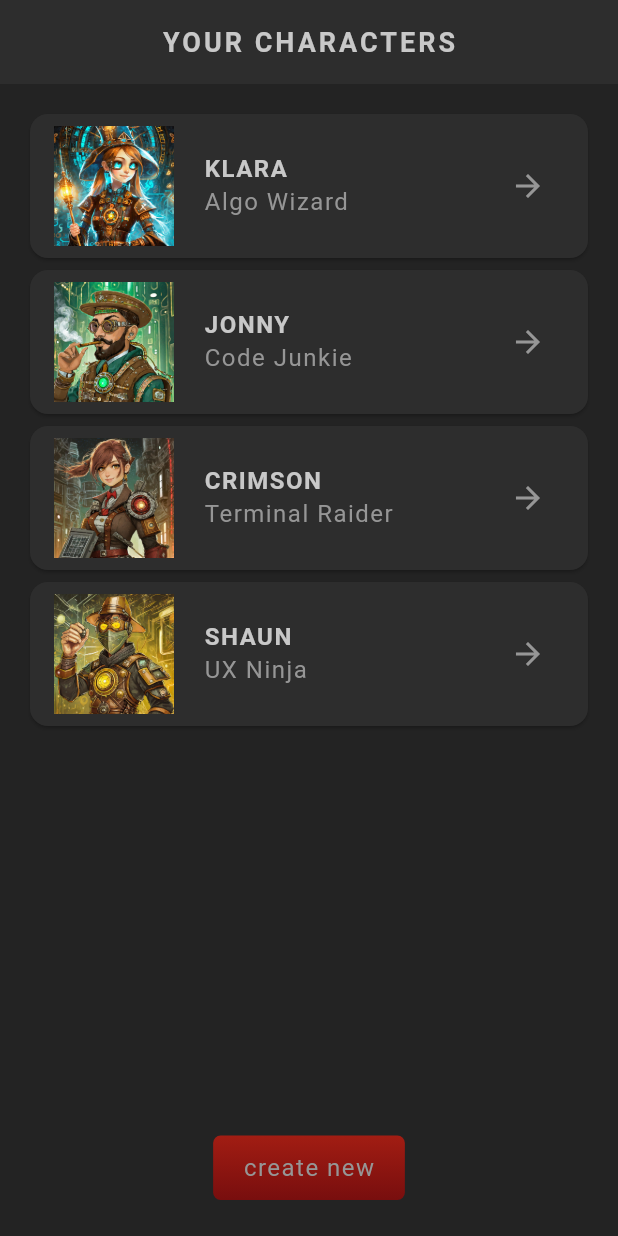
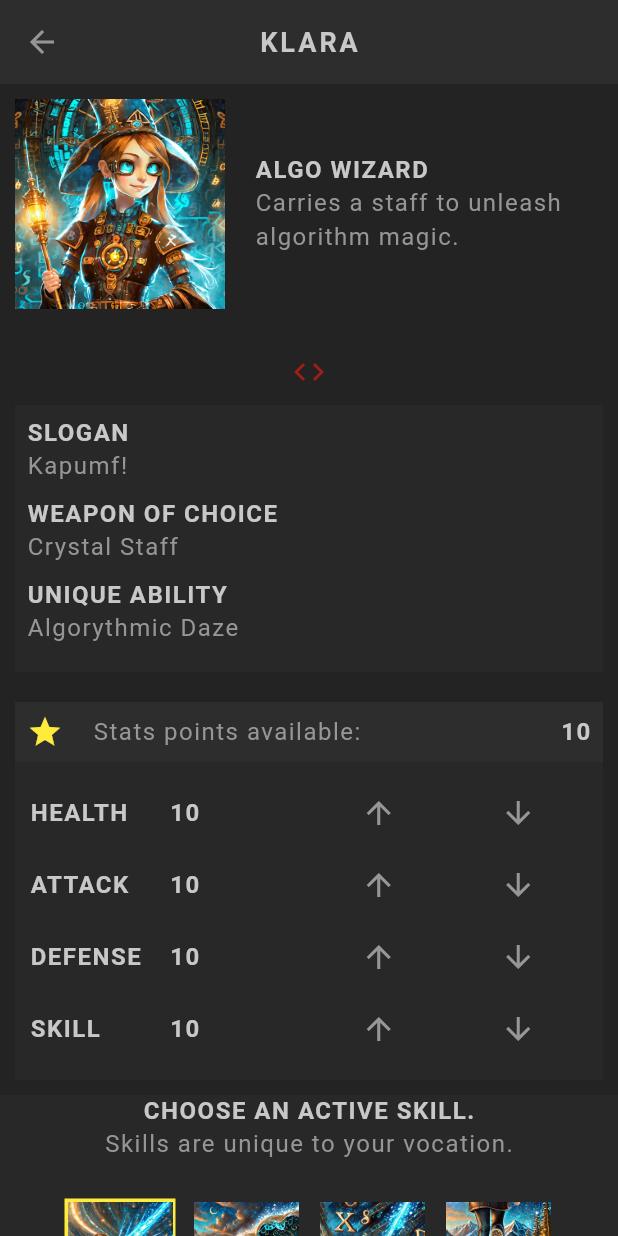
Before and after one commit to mengly-uch-cadt/MyFlutterLesson, a Flutter app: the Home screen opened directly, after a tap on the "arrow forward" icon, on a phone screen of 412 x 824 dp. Run offline on Flutter 3.47's test engine with Material 3 defaults, Android fonts, the phone set to English and light mode, and no system bars; our stand-ins replace google_fonts; Roboto replaces fonts that are missing (Kanit).

Commit message:
complete route and screen

```diff
--- a/flutter_rpg/lib/main.dart
+++ b/flutter_rpg/lib/main.dart
@@ -7,7 +7,7 @@ void main() {
   runApp(MaterialApp(
     debugShowCheckedModeBanner: false,
     theme: primaryTheme,
-    home:const Create(),
-    // home:const Home(),
+    // home:const Create(),
+    home:const Home(),
   ));
 }
--- a/flutter_rpg/lib/screens/create/create.dart
+++ b/flutter_rpg/lib/screens/create/create.dart
@@ -43,11 +43,35 @@ class _CreateState extends State<Create> {
 
   void handleSubmit(){
     if(_nameController.text.trim().isEmpty){
-          print('Name is required');
+      showDialog(context: context, builder: (ctx) {
+        return AlertDialog(
+        title: const StyledHeading("Name is required"),
+        content: const StyledText("Please enter a name for your character"),
+        actions: [
+          StyledButton(
+            onPressed: () => Navigator.pop(ctx),
+            child: const StyledText("Close"),
+          )
+        ],
+        actionsAlignment: MainAxisAlignment.center,
+      );
+      });
       return ;
     }
     if(_sloganController.text.trim().isEmpty){
-          print('Slogan is required');
+      showDialog(context: context, builder: (ctx) {
+        return AlertDialog(
+        title: const StyledHeading("Slogan is required"),
+        content: const StyledText("Please enter a slogan for your character"),
+        actions: [
+          StyledButton(
+            onPressed: () => Navigator.pop(ctx),
+            child: const StyledText("Close"),
+          )
+        ],
+        actionsAlignment: MainAxisAlignment.center,
+      );
+      });
       return ;
     }
 
--- a/flutter_rpg/lib/screens/home/character_cart.dart
+++ b/flutter_rpg/lib/screens/home/character_cart.dart
@@ -1,5 +1,6 @@
 import 'package:flutter/material.dart';
 import 'package:flutter_rpg/models/character.dart';
+import 'package:flutter_rpg/screens/profile/profile.dart';
 import 'package:flutter_rpg/shared/styled_text.dart';
 import 'package:flutter_rpg/theme.dart';
 
@@ -34,7 +35,14 @@ class CharacterCart extends StatelessWidget {
             ), // same as space between in vuetify
 
             IconButton(
-              onPressed: (){},
+              onPressed: (){
+                Navigator.push(
+                  context,
+                  MaterialPageRoute(
+                    builder: (ctx)=>Profile(character: character)
+                  )
+                );
+              },
               icon: Icon(Icons.arrow_forward, color: AppColors.textColor,))
           ],
         ),
--- a/flutter_rpg/lib/screens/home/home.dart
+++ b/flutter_rpg/lib/screens/home/home.dart
@@ -1,5 +1,6 @@
 import 'package:flutter/material.dart';
 import 'package:flutter_rpg/models/character.dart';
+import 'package:flutter_rpg/screens/create/create.dart';
 import 'package:flutter_rpg/screens/home/character_cart.dart';
 import 'package:flutter_rpg/shared/styled_button.dart';
 import 'package:flutter_rpg/shared/styled_text.dart';
@@ -37,7 +38,13 @@ class _HomeState extends State<Home> {
 
             // Create btn
             StyledButton(
-              onPressed: (){} ,
+              onPressed: (){
+                Navigator.push(
+                  context,
+                  MaterialPageRoute(
+                    builder: (ctx)=>const Create()
+                  ));
+              } ,
               child: const StyledText("create new")
             )
           ],
--- /dev/null
+++ b/flutter_rpg/lib/screens/profile/profile.dart
@@ -0,0 +1,106 @@
+import 'package:flutter/material.dart';
+import 'package:flutter_rpg/models/character.dart';
+import 'package:flutter_rpg/screens/profile/skill_list.dart';
+import 'package:flutter_rpg/screens/profile/stats_table.dart';
+import 'package:flutter_rpg/shared/styled_button.dart';
+import 'package:flutter_rpg/shared/styled_text.dart';
+import 'package:flutter_rpg/theme.dart';
+
+class Profile extends StatelessWidget {
+  const Profile({super.key, required this.character});
+  final Character character;
+  @override
+  Widget build(BuildContext context) {
+    return Scaffold(
+      appBar: AppBar(
+        title: StyledTitle(character.name),
+      ),
+      body: SingleChildScrollView(
+        child: Column(
+          crossAxisAlignment: CrossAxisAlignment.center,
+          children: [
+            // basic info image, vocatin, description
+            Container(
+              padding: const EdgeInsets.all(10),
+              child: Row(
+                children: [
+                  Image.asset('assets/img/vocations/${character.vocation.image}',
+                  width: 140,
+                  height: 140
+                  ),
+                  const SizedBox(width: 20,),
+                  Expanded(
+                    child: Column(
+                      crossAxisAlignment: CrossAxisAlignment.start,
+                      children: [
+                        StyledHeading(character.vocation.title),
+                        StyledText(character.vocation.description)
+                      ],
+                    ),
+                  )
+                ],
+
+              ),
+            ),
+
+            // weapon and ability
+            const SizedBox(height: 20,),
+            Center(child: Icon(Icons.code, color: AppColors.primaryColor)),
+            Padding(
+              padding: const EdgeInsets.all(10),
+              child: Container(
+                width: double.infinity, // width full screen auto
+                padding: const EdgeInsets.all(8),
+                color: AppColors.secondaryColor.withOpacity(0.5),
+                child: Column(
+                  crossAxisAlignment: CrossAxisAlignment.start,
+                  children: [
+                    const StyledHeading('Slogan'),
+                    StyledText(character.slogan),
+                    const SizedBox(height: 10),
+                    const StyledHeading('Weapon of Choice'),
+                    StyledText(character.vocation.weapon),
+                    const SizedBox(height: 10),
+                    const StyledHeading('Unique Ability'),
+                    StyledText(character.vocation.ability),
+                    const SizedBox(height: 10),
+                  ],
+                ),
+              ),
+
+            ),
+            // stats & skills
+            Container(
+              alignment: Alignment.center,
+              child: Column(
+                children: [
+                  StatsTable(character),
+                  SkillList(character),
+                ],
+              ),
+
+            ),
+
+            // save button
+            StyledButton(
+              onPressed: () {
+                // show snackbar
+                ScaffoldMessenger.of(context).showSnackBar(
+                  SnackBar(
+                    content: const Text('Character saved!'),
+                    duration: const Duration(seconds: 2),
+                    showCloseIcon: true,
+                    backgroundColor: AppColors.secondaryColor,
+                  )
+                );
+              },
+              child: const StyledHeading("Save Character")
+            ),
+            const SizedBox(height: 20,),
+          ],
+        ),
+
+      ),
+    );
+  }
+}
--- /dev/null
+++ b/flutter_rpg/lib/screens/profile/skill_list.dart
@@ -0,0 +1,70 @@
+import 'package:flutter/material.dart';
+import 'package:flutter_rpg/models/character.dart';
+import 'package:flutter_rpg/models/skill.dart';
+import 'package:flutter_rpg/shared/styled_text.dart';
+import 'package:flutter_rpg/theme.dart';
+
+class SkillList extends StatefulWidget {
+  const SkillList(this.character, {super.key});
+  final Character character;
+  @override
+  State<SkillList> createState() => _SkillListState();
+}
+
+class _SkillListState extends State<SkillList> {
+  late List<Skill> availableSkills;
+  late Skill selectedSkill;
+  @override
+  void initState() {
+
+    availableSkills = allSkills.where((skill) {
+      return skill.vocation == widget.character.vocation;
+    }).toList();
+
+    if (widget.character.skills.isEmpty){
+      selectedSkill = availableSkills[0];
+    }
+
+    if (widget.character.skills.isNotEmpty){
+      selectedSkill = widget.character.skills.first;
+    }
+
+    super.initState();
+  }
+  @override
+  Widget build(BuildContext context) {
+    return Container(
+      color: AppColors.secondaryColor.withOpacity(0.5),
+      child: Column(
+        children: [
+          const StyledHeading("Choose an active skill."),
+          const StyledText("Skills are unique to your vocation."),
+          const SizedBox(height: 20,),
+          Row(
+            mainAxisAlignment: MainAxisAlignment.center,
+            children: availableSkills.map((skill) {
+              return Container(
+                margin: const EdgeInsets.all(5),
+                padding: const EdgeInsets.all(2),
+                color: skill == selectedSkill ? Colors.yellow : Colors.transparent, // color for the border 2px
+                child: GestureDetector(
+                  onTap: () {
+                    setState(() {
+                      widget.character.updateSkills(skill);
+                      selectedSkill = skill;
+                    });
+                  },
+                  child: Image.asset(
+                    'assets/img/skills/${skill.image}',
+                    width: 70,
+                  ),
+                ),
+              );
+            }).toList(),
+          ),
+          const SizedBox(height: 20,),
+        ],
+      ),
+    );
+  }
+}
--- /dev/null
+++ b/flutter_rpg/lib/screens/profile/stats_table.dart
@@ -0,0 +1,94 @@
+import 'package:flutter/material.dart';
+import 'package:flutter_rpg/models/character.dart';
+import 'package:flutter_rpg/shared/styled_text.dart';
+import 'package:flutter_rpg/theme.dart';
+
+class StatsTable extends StatefulWidget {
+  const StatsTable(this.character, {super.key});
+  final Character character;
+  @override
+  State<StatsTable> createState() => _StatsTableState();
+}
+
+class _StatsTableState extends State<StatsTable> {
+  @override
+  Widget build(BuildContext context) {
+    return Container(
+      padding: const EdgeInsets.all(10),
+      child: Column(
+        children: [
+
+          // available points
+          Container(
+            color: AppColors.secondaryColor,
+            padding: const EdgeInsets.all(8),
+            child: Row(
+              children: [
+                Icon(
+                  Icons.star,
+                  color: widget.character.points > 0 ? Colors.yellow : Colors.grey,
+                ),
+                const SizedBox(width: 20,),
+                const StyledText("Stats points available: "),
+                const Expanded(child: SizedBox()),
+                StyledHeading(widget.character.points.toString())
+              ],
+            ),
+          ),
+
+          // stats table
+          Container(
+            padding: const EdgeInsets.all(10),
+            color: AppColors.secondaryColor.withOpacity(0.5),
+            // decoration: BoxDecoration(color: AppColors.secondaryColor.withOpacity(0.5)),
+            child:  Table(
+              children: widget.character.statsAsFormattedList.map((stat){
+                return TableRow(
+                  children: [
+                    // stat title
+                    TableCell(
+                      verticalAlignment: TableCellVerticalAlignment.middle,
+                      child: StyledHeading(stat['title']!)
+                    ),
+
+                    // stat value
+                    TableCell(
+                      verticalAlignment: TableCellVerticalAlignment.middle,
+                      child: StyledHeading(stat['value']!)
+                    ),
+
+                    // Icon Increase
+                    TableCell(
+                      verticalAlignment: TableCellVerticalAlignment.middle,
+                      child: IconButton(
+                        onPressed: (){
+                          setState(() {
+                            widget.character.increaseStat(stat['title']!);
+                          });
+                        },
+                        icon: Icon(Icons.arrow_upward, color: AppColors.textColor,)
+                      )
+                    ),
+                    // Icon Decrease
+                    TableCell(
+                      verticalAlignment: TableCellVerticalAlignment.middle,
+                      child: IconButton(
+                        onPressed: (){
+                          setState(() {
+                            widget.character.decreaseStat(stat['title']!);
+                          });
+                        },
+                        icon: Icon(Icons.arrow_downward, color: AppColors.textColor,)
+                      )
+                    ),
+                  ]
+                );
+              }).toList()
+            )
+          )
+
+        ],
+      ),
+    );
+  }
+}
--- a/flutter_rpg/lib/theme.dart
+++ b/flutter_rpg/lib/theme.dart
@@ -58,6 +58,11 @@ ThemeData primaryTheme = ThemeData(
     border: InputBorder.none,
     labelStyle: TextStyle(color: AppColors.textColor),
     prefixIconColor: AppColors.textColor, // remove the tint color on icon
+  ),
+
+  // Dialog Theme Color
+  dialogTheme: DialogTheme(
+    backgroundColor: AppColors.secondaryAccent,
+    surfaceTintColor: AppColors.secondaryAccent
   )
-
 );
```
